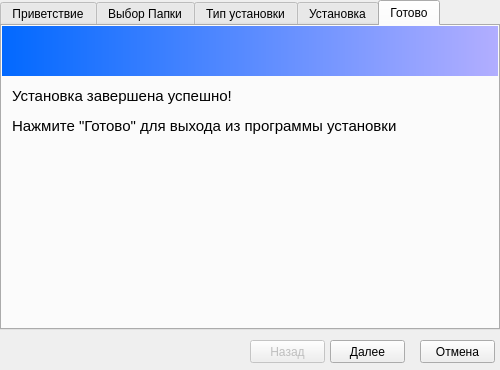
Before: the Qt Designer form installer.ui in gdlocalisation/gdl-installer, drawn with Qt 5.
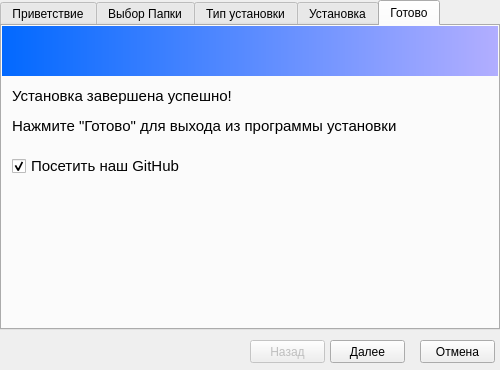
After: the same form once the commit is applied. The open tabs and pages were chosen to show the change. Icons and pictures are not drawn.

Commit message: visit github checkbox

What changed in the file:
```diff
--- a/installer.ui
+++ b/installer.ui
@@ -481,7 +481,7 @@
        <rect>
         <x>10</x>
         <y>60</y>
-        <width>451</width>
+        <width>450</width>
         <height>20</height>
        </rect>
       </property>
@@ -502,7 +502,7 @@
        <rect>
         <x>10</x>
         <y>90</y>
-        <width>451</width>
+        <width>450</width>
         <height>20</height>
        </rect>
       </property>
@@ -518,6 +518,27 @@
        <bool>true</bool>
       </property>
      </widget>
+     <widget class="QCheckBox" name="githubBox">
+      <property name="geometry">
+       <rect>
+        <x>10</x>
+        <y>130</y>
+        <width>450</width>
+        <height>20</height>
+       </rect>
+      </property>
+      <property name="font">
+       <font>
+        <pointsize>11</pointsize>
+       </font>
+      </property>
+      <property name="text">
+       <string>Посетить наш GitHub</string>
+      </property>
+      <property name="checked">
+       <bool>true</bool>
+      </property>
+     </widget>
     </widget>
    </widget>
    <widget class="QPushButton" name="cancelButton">
```
The commit also changes 3 other files.
